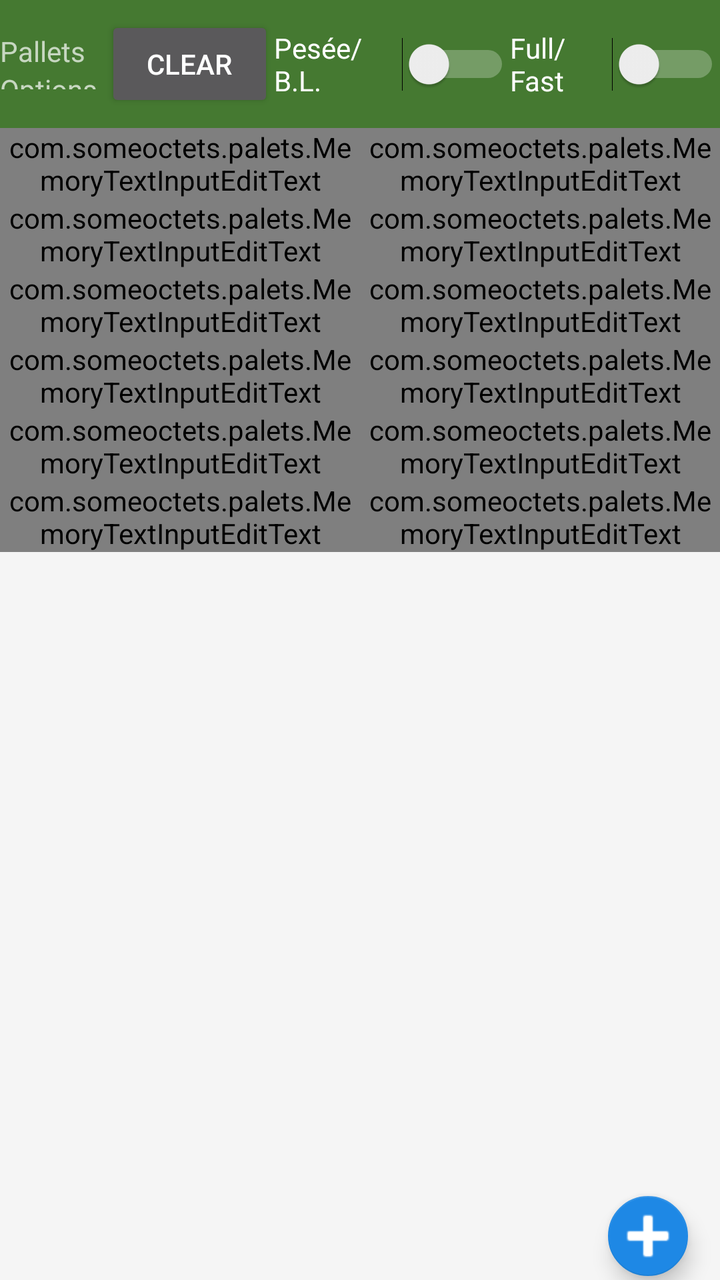
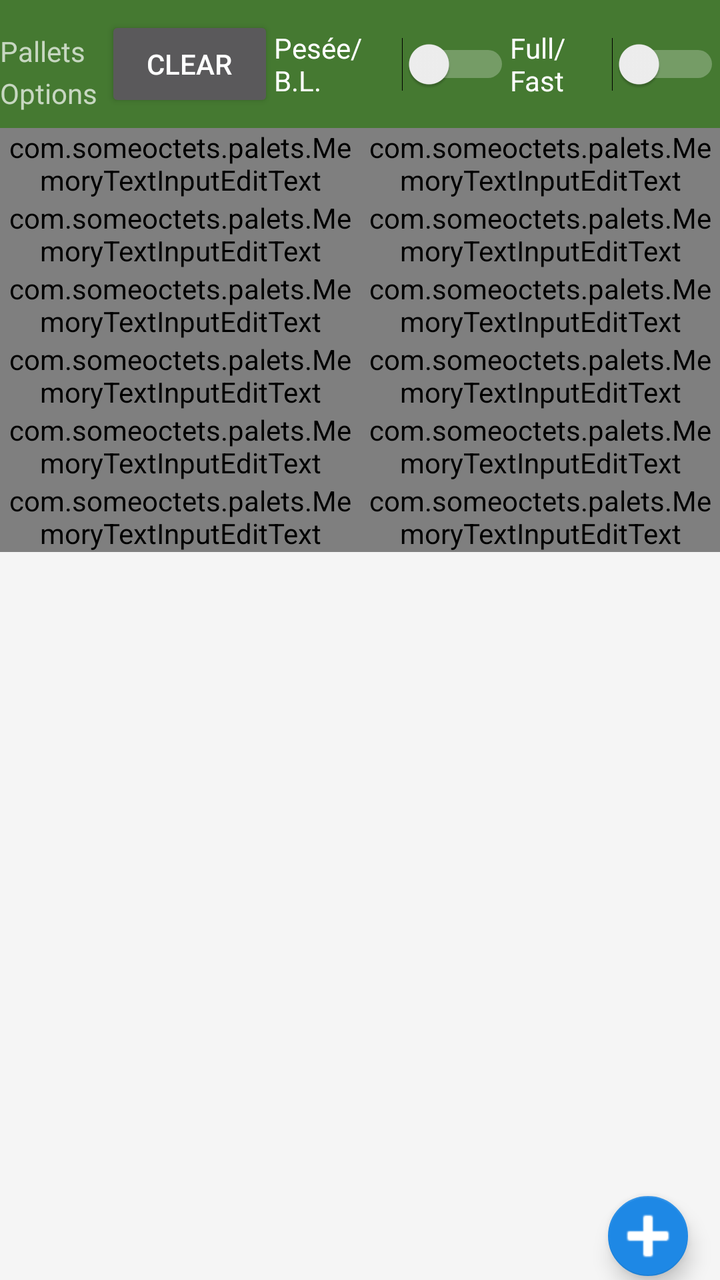

The first picture is an Android layout as it rendered before a commit; the second is the same layout after the commit. The layout source and the unified diff follow.
<!-- AndroidManifest.xml: application theme AppTheme -->
<!-- res/layout/activity_peseepalettenormale.xml -->
<?xml version="1.0" encoding="utf-8"?>
<androidx.coordinatorlayout.widget.CoordinatorLayout xmlns:android="http://schemas.android.com/apk/res/android"
    xmlns:app="http://schemas.android.com/apk/res-auto"
    xmlns:tools="http://schemas.android.com/tools"
    android:id="@+id/ecran"
    android:layout_width="match_parent"
    android:layout_height="match_parent"
    android:fitsSystemWindows="true"
    android:background="@color/colorPrimary3"
    tools:context=".EcranPremier">

    


    <LinearLayout
        android:layout_width="match_parent"
        android:layout_height="match_parent"
        android:orientation="vertical">

        <com.google.android.material.appbar.AppBarLayout
            android:id="@+id/appBar"
            android:layout_width="match_parent"
            android:layout_height="wrap_content"
            android:background="@color/colorPrimary3"
            android:fitsSystemWindows="false"
            android:theme="@style/AppTheme.AppBarOverlay">


            <LinearLayout
                android:layout_width="match_parent"
                android:layout_height="wrap_content"
                android:background="@color/colorPrimary3"
                android:orientation="vertical"
                android:paddingTop="8dp"
                android:paddingBottom="8dp">

                <LinearLayout
                    android:layout_width="match_parent"
                    android:layout_height="match_parent"
                    android:orientation="horizontal">

                    <androidx.constraintlayout.widget.ConstraintLayout
                        android:id="@+id/titreToolbar"
                        android:layout_width="wrap_content"
                        android:layout_height="wrap_content"
                        android:layout_weight="1">

                        <TextView
                            android:id="@+id/Pallets"
                            android:layout_width="wrap_content"
                            android:layout_height="wrap_content"
                            android:layout_marginTop="8dp"
                            android:maxLines="1"
                            android:minWidth="56dp"
                            android:text="Pallets"
                            app:layout_constraintBottom_toTopOf="@+id/option"
                            app:layout_constraintStart_toStartOf="parent"
                            app:layout_constraintTop_toTopOf="parent" />

                        <TextView
                            android:id="@+id/option"
                            android:layout_width="wrap_content"
                            android:layout_height="wrap_content"
                            android:text="Options"
                            app:layout_constraintBottom_toBottomOf="parent"
                            app:layout_constraintStart_toStartOf="@+id/titreToolbar"
                            app:layout_constraintTop_toBottomOf="@+id/titreToolbar" />

                    </androidx.constraintlayout.widget.ConstraintLayout>

                    <Button
                        android:id="@+id/buttonClear"
                        android:layout_width="wrap_content"
                        android:layout_height="wrap_content"
                        android:layout_weight="1"
                        android:text="@string/Clear" />

                    <Switch
                        android:id="@+id/reverse"
                        android:layout_width="wrap_content"
                        android:layout_height="match_parent"
                        android:layout_weight="1"
                        android:text="@string/PeséeBL" />

                    <Switch
                        android:id="@+id/fullFastSwitch"
                        android:layout_width="wrap_content"
                        android:layout_height="match_parent"
                        android:layout_weight="1"
                        android:text="@string/FullFast" />
                </LinearLayout>
            </LinearLayout>

        </com.google.android.material.appbar.AppBarLayout>

        <ScrollView
            android:id="@+id/scrollView"
            android:layout_width="match_parent"
            android:layout_height="0dp"
            android:layout_weight="1"
            android:background="#F5F5F5">

            <LinearLayout
                android:layout_width="match_parent"
                android:layout_height="wrap_content"
                android:alwaysDrawnWithCache="false"
                android:orientation="vertical"

                >


                <include
                    layout="@layout/content_peseepalettenormale"
                    android:layout_width="match_parent"
                    android:layout_height="match_parent"

                    />


            </LinearLayout>
        </ScrollView>

    </LinearLayout>

    <com.google.android.material.floatingactionbutton.FloatingActionButton
        android:id="@+id/fab"
        android:layout_width="wrap_content"
        android:layout_height="wrap_content"
        android:layout_marginEnd="@dimen/fab_margin"
        android:layout_gravity="bottom|end"
        android:layout_marginBottom="2dp"
        android:tint="#FFFFFF"
        app:borderWidth="0.5dp"
        app:elevation="6dp"
        app:fabSize="mini"
        app:maxImageSize="38dp"
        app:srcCompat="@android:drawable/ic_input_add"
        app:useCompatPadding="true"/>

    <androidx.viewpager.widget.ViewPager
        android:id="@+id/container"
        android:layout_width="match_parent"
        android:layout_height="wrap_content" />



    <FrameLayout
        android:id="@+id/frameAddition"
        android:layout_width="match_parent"
        android:layout_height="wrap_content"
        android:layout_gravity="center"
        android:background="#80AAAAAA"
        android:clickable="false"
        android:visibility="gone">

        <com.google.android.material.textfield.TextInputLayout
            android:layout_width="match_parent"
            android:layout_height="wrap_content"
            android:layout_marginTop="0dp"
            android:background="#FFFFFF"
            android:hint="@string/addition">

            <LinearLayout
                android:layout_width="match_parent"
                android:layout_height="match_parent"
                android:orientation="horizontal">

                <TextView
                    android:id="@+id/rappelSourceTextView"
                    android:layout_width="match_parent"
                    android:layout_height="wrap_content"
                    android:layout_weight="1"
                    android:text="TextView" />

                <com.google.android.material.textfield.TextInputEditText
                    android:id="@+id/additionInputText"
                    android:layout_width="match_parent"
                    android:layout_height="wrap_content"
                    android:layout_weight="0.25"
                    android:inputType="number|numberDecimal" />
            </LinearLayout>

            <LinearLayout
                android:layout_width="match_parent"
                android:layout_height="match_parent"
                android:orientation="horizontal">

                <LinearLayout
                    android:layout_width="wrap_content"
                    android:layout_height="match_parent"
                    android:orientation="vertical">

                    <TextView
                        android:id="@+id/memoire1"
                        android:layout_width="match_parent"
                        android:layout_height="wrap_content"
                        android:layout_marginTop="33dp"
                        android:layout_weight="1"
                        android:text="TextView" />

                    <TextView
                        android:id="@+id/memoire2"
                        android:layout_width="match_parent"
                        android:layout_height="wrap_content"
                        android:layout_weight="1"
                        android:text="TextView" />

                    <TextView
                        android:id="@+id/memoire3"
                        android:layout_width="match_parent"
                        android:layout_height="wrap_content"
                        android:layout_weight="1"
                        android:text="TextView" />

                    <TextView
                        android:id="@+id/memoire4"
                        android:layout_width="match_parent"
                        android:layout_height="wrap_content"
                        android:layout_weight="1"
                        android:text="TextView" />

                    <TextView
                        android:id="@+id/memoire5"
                        android:layout_width="match_parent"
                        android:layout_height="wrap_content"
                        android:layout_weight="1"
                        android:text="TextView" />

                    <TextView
                        android:id="@+id/memoire6"
                        android:layout_width="match_parent"
                        android:layout_height="wrap_content"
                        android:layout_weight="1"
                        android:text="TextView" />
                </LinearLayout>

                <LinearLayout
                    android:layout_width="match_parent"
                    android:layout_height="match_parent"
                    android:layout_marginLeft="25dp"
                    android:orientation="vertical">

                    <TextView
                        android:id="@+id/memoire7"
                        android:layout_width="match_parent"
                        android:layout_height="wrap_content"
                        android:layout_marginTop="33dp"
                        android:text="TextView" />

                    <TextView
                        android:id="@+id/memoire8"
                        android:layout_width="match_parent"
                        android:layout_height="wrap_content"
                        android:text="TextView" />

                    <TextView
                        android:id="@+id/memoire9"
                        android:layout_width="match_parent"
                        android:layout_height="wrap_content"
                        android:text="TextView" />

                    <TextView
                        android:id="@+id/memoire10"
                        android:layout_width="match_parent"
                        android:layout_height="wrap_content"
                        android:text="TextView" />

                    <TextView
                        android:id="@+id/memoire11"
                        android:layout_width="match_parent"
                        android:layout_height="wrap_content"
                        android:text="TextView" />

                    <TextView
                        android:id="@+id/memoire12"
                        android:layout_width="match_parent"
                        android:layout_height="wrap_content"
                        android:text="TextView" />
                </LinearLayout>

            </LinearLayout>

        </com.google.android.material.textfield.TextInputLayout>

    </FrameLayout>

</androidx.coordinatorlayout.widget.CoordinatorLayout>
<!-- res/layout/content_peseepalettenormale.xml (included above) -->
<?xml version="1.0" encoding="utf-8"?>
<androidx.constraintlayout.widget.ConstraintLayout xmlns:android="http://schemas.android.com/apk/res/android"
    xmlns:app="http://schemas.android.com/apk/res-auto"
    xmlns:tools="http://schemas.android.com/tools"
    android:id="@+id/pesid"
    android:layout_width="match_parent"
    android:layout_height="match_parent"
    app:layout_behavior="@string/appbar_scrolling_view_behavior"
    tools:context=".EcranPremier"
    tools:layout_editor_absoluteY="0dp"
    tools:showIn="@layout/activity_peseepalettenormale">

    <LinearLayout
        android:id="@+id/linearLayoutA"
        android:layout_width="match_parent"
        android:layout_height="wrap_content"
        android:orientation="vertical"
        app:layout_constraintEnd_toEndOf="parent"
        app:layout_constraintStart_toStartOf="parent"
        app:layout_constraintTop_toTopOf="parent">


        <LinearLayout
            android:layout_width="match_parent"
            android:layout_height="wrap_content"
            android:orientation="horizontal">

            <com.google.android.material.textfield.TextInputLayout
                android:id="@+id/poidNetInputLayout"
                android:layout_width="match_parent"
                android:layout_height="match_parent"
                android:layout_weight="1"
                android:visibility="gone">

                <com.someoctets.palets.MemoryTextInputEditText
                    android:id="@+id/poidNetAnnonce"
                    android:layout_width="match_parent"
                    android:layout_height="wrap_content"
                    android:hint="@string/PoidNetAnnoncé"
                    android:inputType="number|numberDecimal"
                    android:nextFocusDown="@id/poidBrut"
                    android:selectAllOnFocus="true" />
            </com.google.android.material.textfield.TextInputLayout>

            <com.google.android.material.textfield.TextInputLayout
                android:layout_width="match_parent"
                android:layout_height="wrap_content"
                android:layout_weight="1">

                <com.someoctets.palets.MemoryTextInputEditText
                    android:id="@+id/poidBrut"
                    android:layout_width="match_parent"
                    android:layout_height="wrap_content"
                    android:hint="@string/PoidBrut"
                    android:inputType="number|numberDecimal"
                    android:nextFocusDown="@id/nombreDePalettes"
                    android:selectAllOnFocus="true" />

            </com.google.android.material.textfield.TextInputLayout>

            <com.google.android.material.textfield.TextInputLayout
                android:layout_width="match_parent"
                android:layout_height="match_parent"
                android:layout_weight="1">

                <com.someoctets.palets.MemoryTextInputEditText
                    android:id="@+id/nombreDePalettes"
                    android:layout_width="match_parent"
                    android:layout_height="wrap_content"
                    android:hint="@string/NombreDePalettes"
                    android:inputType="number|numberDecimal"
                    android:nextFocusDown="@id/poidPalet"
                    android:selectAllOnFocus="true" />
            </com.google.android.material.textfield.TextInputLayout>

        </LinearLayout>

        <LinearLayout
            android:layout_width="match_parent"
            android:layout_height="wrap_content"
            android:layout_weight="1"
            android:orientation="horizontal">

            <com.google.android.material.textfield.TextInputLayout
                android:layout_width="match_parent"
                android:layout_height="wrap_content"
                android:layout_weight="1">

                <com.someoctets.palets.MemoryTextInputEditText
                    android:id="@+id/poidPalet"
                    android:layout_width="match_parent"
                    android:layout_height="wrap_content"
                    android:hint="@string/PoidPalette"
                    android:inputType="number|numberDecimal"
                    android:nextFocusDown="@id/nombreDeColis"
                    android:selectAllOnFocus="true" />
            </com.google.android.material.textfield.TextInputLayout>

            <com.google.android.material.textfield.TextInputLayout
                android:layout_width="match_parent"
                android:layout_height="match_parent"
                android:layout_weight="1">

                <com.someoctets.palets.MemoryTextInputEditText
                    android:id="@+id/nombreDeColis"
                    android:layout_width="match_parent"
                    android:layout_height="wrap_content"
                    android:hint="@string/NombredeColis"
                    android:inputType="number|numberDecimal"
                    android:nextFocusDown="@id/colisParColonne"
                    android:selectAllOnFocus="true" />
            </com.google.android.material.textfield.TextInputLayout>

        </LinearLayout>

        <LinearLayout
            android:id="@+id/colonneTrancheLayout"
            android:layout_width="match_parent"
            android:layout_height="wrap_content"
            android:layout_weight="1"
            android:orientation="horizontal">

            <com.google.android.material.textfield.TextInputLayout
                android:layout_width="match_parent"
                android:layout_height="wrap_content"
                android:layout_weight="1">

                <com.someoctets.palets.MemoryTextInputEditText
                    android:id="@+id/colisParColonne"
                    android:layout_width="match_parent"
                    android:layout_height="wrap_content"
                    android:hint="@string/Coliscolonne"
                    android:inputType="number|numberDecimal"
                    android:nextFocusDown="@id/colisParTranche"
                    android:selectAllOnFocus="true" />
            </com.google.android.material.textfield.TextInputLayout>

            <com.google.android.material.textfield.TextInputLayout
                android:layout_width="match_parent"
                android:layout_height="wrap_content"
                android:layout_weight="1">

                <com.someoctets.palets.MemoryTextInputEditText
                    android:id="@+id/colisParTranche"
                    android:layout_width="match_parent"
                    android:layout_height="wrap_content"
                    android:hint="@string/Colistranche"
                    android:inputType="number|numberDecimal"
                    android:nextFocusDown="@id/tareColis"
                    android:selectAllOnFocus="true" />
            </com.google.android.material.textfield.TextInputLayout>
        </LinearLayout>

        <LinearLayout
            android:layout_width="match_parent"
            android:layout_height="wrap_content"
            android:layout_weight="1"
            android:orientation="horizontal">

            <com.google.android.material.textfield.TextInputLayout
                android:layout_width="match_parent"
                android:layout_height="match_parent"
                android:layout_weight="1">

                <com.someoctets.palets.MemoryTextInputEditText
                    android:id="@+id/tareColis"
                    android:layout_width="match_parent"
                    android:layout_height="wrap_content"
                    android:hint="@string/TareColis"
                    android:inputType="number|numberDecimal"
                    android:nextFocusDown="@id/piecesParColis"
                    android:selectAllOnFocus="true" />
            </com.google.android.material.textfield.TextInputLayout>

            <com.google.android.material.textfield.TextInputLayout
                android:layout_width="match_parent"
                android:layout_height="match_parent"
                android:layout_weight="1">

                <com.someoctets.palets.MemoryTextInputEditText
                    android:id="@+id/piecesParColis"
                    android:layout_width="match_parent"
                    android:layout_height="wrap_content"
                    android:hint="@string/Piecescolis"
                    android:inputType="number|numberDecimal"
                    android:nextFocusDown="@id/piecesAbimees"
                    android:selectAllOnFocus="true" />
            </com.google.android.material.textfield.TextInputLayout>

        </LinearLayout>

        <LinearLayout
            android:id="@+id/nombrePoidEchantillonLayout"
            android:layout_width="match_parent"
            android:layout_height="wrap_content"
            android:orientation="horizontal">

            <com.google.android.material.textfield.TextInputLayout
                android:layout_width="match_parent"
                android:layout_height="match_parent"
                android:layout_weight="1">

                <com.someoctets.palets.MemoryTextInputEditText
                    android:id="@+id/poidEchantillon"
                    android:layout_width="match_parent"
                    android:layout_height="wrap_content"
                    android:hint="@string/PoidEchantillon"
                    android:inputType="number|numberDecimal"
                    android:nextFocusDown="@id/nombreColisEchantillon"
                    android:selectAllOnFocus="true" />
            </com.google.android.material.textfield.TextInputLayout>

            <com.google.android.material.textfield.TextInputLayout
                android:layout_width="match_parent"
                android:layout_height="wrap_content"
                android:layout_weight="1">

                <com.someoctets.palets.MemoryTextInputEditText
                    android:id="@+id/nombrePoidEchantillon"
                    android:layout_width="match_parent"
                    android:layout_height="wrap_content"
                    android:hint="@string/NbrePoidEchantillon"
                    android:imeOptions="actionDone"
                    android:inputType="number|numberDecimal"

                    android:selectAllOnFocus="true" />
            </com.google.android.material.textfield.TextInputLayout>
        </LinearLayout>


        <LinearLayout
            android:id="@+id/tachesEchantillonLayout"
            android:layout_width="match_parent"
            android:layout_height="wrap_content"
            android:orientation="horizontal">

            <com.google.android.material.textfield.TextInputLayout
                android:layout_width="match_parent"
                android:layout_height="match_parent"
                android:layout_weight="1">

                <com.someoctets.palets.MemoryTextInputEditText
                    android:id="@+id/piecesAbimees"
                    android:layout_width="match_parent"
                    android:layout_height="wrap_content"
                    android:hint="@string/Tachées"
                    android:inputType="number|numberDecimal"
                    android:nextFocusDown="@id/nombreColisEchantillon"
                    android:selectAllOnFocus="true" />
            </com.google.android.material.textfield.TextInputLayout>

            <com.google.android.material.textfield.TextInputLayout
                android:layout_width="match_parent"
                android:layout_height="wrap_content"
                android:layout_weight="1">

                <com.someoctets.palets.MemoryTextInputEditText
                    android:id="@+id/nombreColisEchantillon"
                    android:layout_width="match_parent"
                    android:layout_height="wrap_content"
                    android:hint="@string/echantillon"
                    android:inputType="number|numberDecimal"

                    android:selectAllOnFocus="true" />
            </com.google.android.material.textfield.TextInputLayout>
        </LinearLayout>


    </LinearLayout>


    <LinearLayout
        android:id="@+id/linearLayout"
        android:layout_width="match_parent"
        android:layout_height="wrap_content"
        android:layout_weight="1"
        android:orientation="horizontal"
        app:layout_constraintBottom_toBottomOf="parent"
        app:layout_constraintTop_toBottomOf="@+id/linearLayoutA"
        app:layout_constraintVertical_bias="0">

        <EditText
            android:id="@+id/resultat"
            android:layout_width="wrap_content"
            android:layout_height="wrap_content"
            android:layout_weight="1"
            android:background="@android:color/transparent"
            android:clickable="false"
            android:ems="10"
            android:enabled="false"
            android:focusable="false"
            android:inputType="none"
            android:singleLine="false"
            android:textColor="@color/colorPrimaryDark" />
    </LinearLayout>

</androidx.constraintlayout.widget.ConstraintLayout>
<!-- resources referenced by this layout -->
<resources>
  <color name="colorPrimary3">#457931</color>
  <color name="colorPrimaryDark">#457931</color>
  <dimen name="fab_margin">16dp</dimen>
  <string name="Clear">Clear</string>
  <string name="Coliscolonne">Colis/colonne</string>
  <string name="Colistranche">Colis/tranche</string>
  <string name="FullFast">Full/Fast</string>
  <string name="NbrePoidEchantillon">Pièces/échantillon</string>
  <string name="NombreDePalettes">Nombre Pal. au Sol</string>
  <string name="NombredeColis">Nombre de Colis</string>
  <string name="Piecescolis">Pieces/colis</string>
  <string name="PoidBrut">Poids Brut</string>
  <string name="PoidEchantillon">Poids échantillon</string>
  <string name="PoidPalette">Poids Pal. + intermediaire</string>
  <string name="TareColis">Tare Colis</string>
  <string name="addition">Addition</string>
  <string name="echantillon">Colis par échantillon</string>
  <style name="AppTheme.AppBarOverlay" parent="ThemeOverlay.AppCompat.Dark.ActionBar" />
  <style name="AppTheme" parent="Theme.AppCompat.Light.DarkActionBar">
          
          <item name="colorPrimary">@color/colorPrimary</item>
          <item name="colorPrimaryDark">@color/colorPrimaryDark</item>
          <item name="colorAccent">@color/colorAccent</item>
  
      </style>
  <color name="colorPrimary">#154c04</color>
  <color name="colorAccent">#1e88e5</color>
</resources>

<!-- the commit's change to res/layout/activity_peseepalettenormale.xml (unified diff, before → after) -->
@@ -42,13 +42,13 @@
                     <androidx.constraintlayout.widget.ConstraintLayout
                         android:id="@+id/titreToolbar"
                         android:layout_width="wrap_content"
-                        android:layout_height="wrap_content"
+                        android:layout_height="match_parent"
                         android:layout_weight="1">
 
                         <TextView
                             android:id="@+id/Pallets"
                             android:layout_width="wrap_content"
-                            android:layout_height="wrap_content"
+                            android:layout_height="match_parent"
                             android:layout_marginTop="8dp"
                             android:maxLines="1"
                             android:minWidth="56dp"
@@ -60,11 +60,12 @@
                         <TextView
                             android:id="@+id/option"
                             android:layout_width="wrap_content"
-                            android:layout_height="wrap_content"
+                            android:layout_height="19dp"
                             android:text="Options"
-                            app:layout_constraintBottom_toBottomOf="parent"
+                            app:layout_constraintBottom_toBottomOf="@id/Pallets"
                             app:layout_constraintStart_toStartOf="@+id/titreToolbar"
-                            app:layout_constraintTop_toBottomOf="@+id/titreToolbar" />
+                            app:layout_constraintTop_toBottomOf="parent"
+                            app:layout_constraintVertical_bias="1.0" />
 
                     </androidx.constraintlayout.widget.ConstraintLayout>
 
